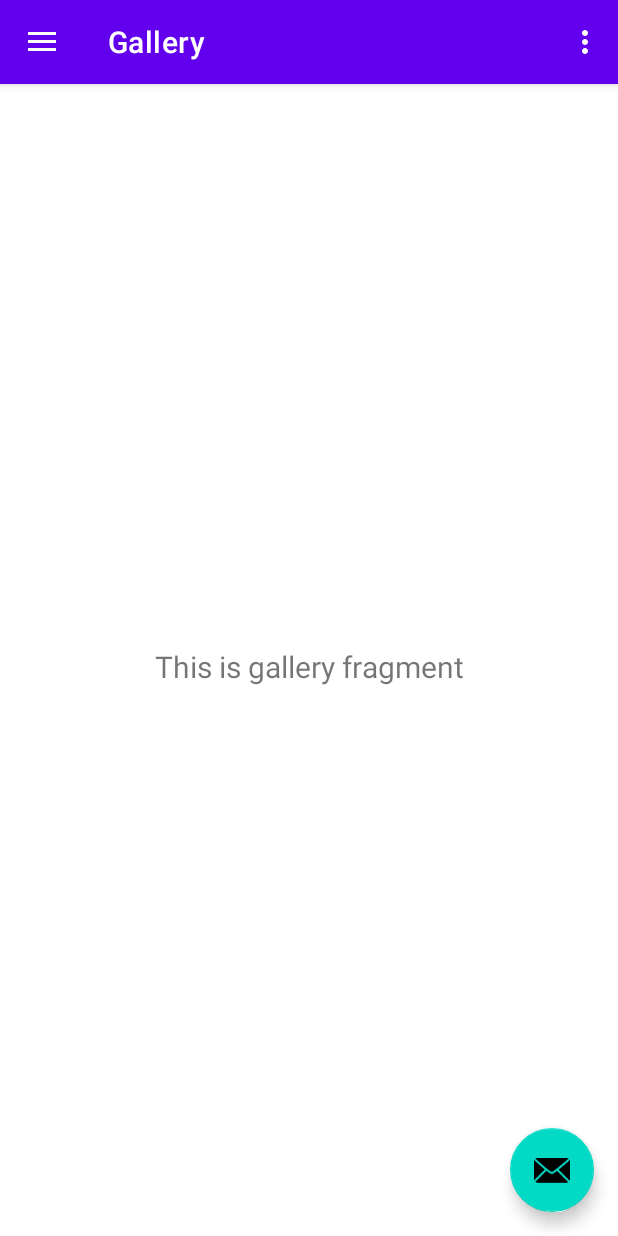
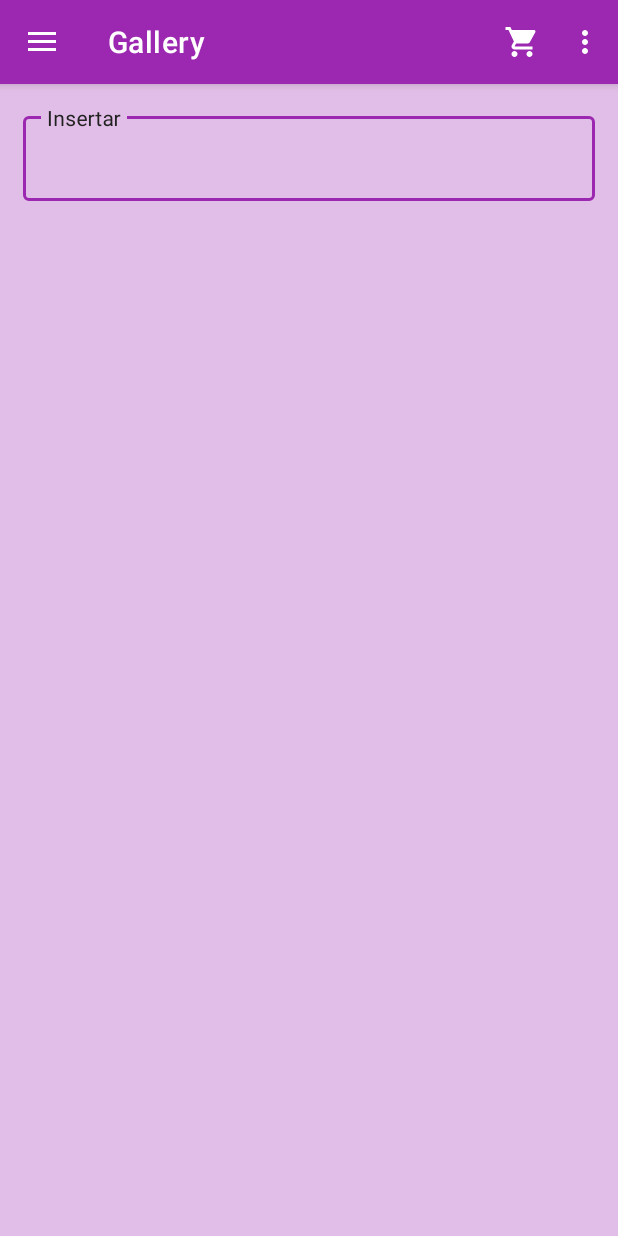
Before and after one commit to xinantecatl365/Proyecto_Final_Apps_Moviles, an Android app: the screen it shows after launch (MainActivity), in the side drawer, after a tap on "Gallery", on a phone screen of 412 x 824 dp. Run offline under Robolectric (Android 15) with nearby library versions, the phone set to English and light mode, and no system bars; our stand-ins replace navigation-ui.

Commit message:
Add basic structure and colors

```diff
--- a/app/src/main/AndroidManifest.xml
+++ b/app/src/main/AndroidManifest.xml
@@ -9,6 +9,9 @@
         android:roundIcon="@mipmap/ic_launcher_round"
         android:supportsRtl="true"
         android:theme="@style/Theme.Proyecto_Final">
+        <activity
+            android:name=".ProbandoCosas"
+            android:exported="false" />
         <activity
             android:name=".MainActivity"
             android:exported="true"
--- a/app/src/main/java/com/abraham/proyecto_final/MainActivity.java
+++ b/app/src/main/java/com/abraham/proyecto_final/MainActivity.java
@@ -1,12 +1,16 @@
 package com.abraham.proyecto_final;
 
+import android.content.Intent;
 import android.os.Bundle;
+import android.view.MenuItem;
 import android.view.View;
 import android.view.Menu;
+import android.widget.Toast;
 
 import com.google.android.material.snackbar.Snackbar;
 import com.google.android.material.navigation.NavigationView;
 
+import androidx.annotation.NonNull;
 import androidx.navigation.NavController;
 import androidx.navigation.Navigation;
 import androidx.navigation.ui.AppBarConfiguration;
@@ -29,13 +33,7 @@ public class MainActivity extends AppCompatActivity {
         setContentView(binding.getRoot());
 
         setSupportActionBar(binding.appBarMain.toolbar);
-        binding.appBarMain.fab.setOnClickListener(new View.OnClickListener() {
-            @Override
-            public void onClick(View view) {
-                Snackbar.make(view, "Replace with your own action", Snackbar.LENGTH_LONG)
-                        .setAction("Action", null).show();
-            }
-        });
+
         DrawerLayout drawer = binding.drawerLayout;
         NavigationView navigationView = binding.navView;
         // Passing each menu ID as a set of Ids because each
@@ -52,6 +50,7 @@ public class MainActivity extends AppCompatActivity {
     @Override
     public boolean onCreateOptionsMenu(Menu menu) {
         // Inflate the menu; this adds items to the action bar if it is present.
+
         getMenuInflater().inflate(R.menu.main, menu);
         return true;
     }
@@ -62,4 +61,17 @@ public class MainActivity extends AppCompatActivity {
         return NavigationUI.navigateUp(navController, mAppBarConfiguration)
                 || super.onSupportNavigateUp();
     }
+
+    @Override
+    public boolean onOptionsItemSelected(@NonNull MenuItem item) {
+        switch (item.getItemId()) {
+            case R.id.action_carrito:
+                Intent intent = new Intent(this, ProbandoCosas.class);
+                startActivity(intent);;
+                break;
+            case R.id.action_settings:
+                Toast.makeText(this, "Probando cosas", Toast.LENGTH_SHORT).show();
+        }
+        return super.onOptionsItemSelected(item);
+    }
 }
--- /dev/null
+++ b/app/src/main/java/com/abraham/proyecto_final/ProbandoCosas.java
@@ -0,0 +1,14 @@
+package com.abraham.proyecto_final;
+
+import androidx.appcompat.app.AppCompatActivity;
+
+import android.os.Bundle;
+
+public class ProbandoCosas extends AppCompatActivity {
+
+    @Override
+    protected void onCreate(Bundle savedInstanceState) {
+        super.onCreate(savedInstanceState);
+        setContentView(R.layout.activity_probando_cosas);
+    }
+}
--- /dev/null
+++ b/app/src/main/java/com/abraham/proyecto_final/sqlite/Controller.java
@@ -0,0 +1,4 @@
+package com.abraham.proyecto_final.sqlite;
+
+public class Controller {
+}
--- /dev/null
+++ b/app/src/main/java/com/abraham/proyecto_final/sqlite/SQLite.java
@@ -0,0 +1,31 @@
+package com.abraham.proyecto_final.sqlite;
+
+import android.content.Context;
+import android.database.sqlite.SQLiteDatabase;
+import android.database.sqlite.SQLiteOpenHelper;
+
+import androidx.annotation.Nullable;
+
+public class SQLite extends SQLiteOpenHelper{
+
+    private static final String database = "pedidos.db";
+    private static final int VERSION = 1;
+    private final String tPedidos = "CREATE TABLE PEDIDOS(" +
+            "ID INT PRIMARY KEY AUTOINCREMENT NOT NULL," +
+            ")";
+
+
+    public SQLite(@Nullable Context context, @Nullable String name, @Nullable SQLiteDatabase.CursorFactory factory, int version) {
+        super(context, name, factory, version);
+    }
+
+    @Override
+    public void onCreate(SQLiteDatabase sqLiteDatabase) {
+
+    }
+
+    @Override
+    public void onUpgrade(SQLiteDatabase sqLiteDatabase, int i, int i1) {
+
+    }
+}
--- a/app/src/main/java/com/abraham/proyecto_final/ui/gallery/GalleryFragment.java
+++ b/app/src/main/java/com/abraham/proyecto_final/ui/gallery/GalleryFragment.java
@@ -24,8 +24,6 @@ public class GalleryFragment extends Fragment {
         binding = FragmentGalleryBinding.inflate(inflater, container, false);
         View root = binding.getRoot();
 
-        final TextView textView = binding.textGallery;
-        galleryViewModel.getText().observe(getViewLifecycleOwner(), textView::setText);
         return root;
     }
 
--- /dev/null
+++ b/app/src/main/res/drawable/ic_baseline_shopping_cart_24.xml
@@ -0,0 +1,10 @@
+<vector xmlns:android="http://schemas.android.com/apk/res/android"
+    android:width="24dp"
+    android:height="24dp"
+    android:viewportWidth="24"
+    android:viewportHeight="24"
+    android:tint="?attr/colorControlNormal">
+  <path
+      android:fillColor="@android:color/white"
+      android:pathData="M7,18c-1.1,0 -1.99,0.9 -1.99,2S5.9,22 7,22s2,-0.9 2,-2 -0.9,-2 -2,-2zM1,2v2h2l3.6,7.59 -1.35,2.45c-0.16,0.28 -0.25,0.61 -0.25,0.96 0,1.1 0.9,2 2,2h12v-2L7.42,15c-0.14,0 -0.25,-0.11 -0.25,-0.25l0.03,-0.12 0.9,-1.63h7.45c0.75,0 1.41,-0.41 1.75,-1.03l3.58,-6.49c0.08,-0.14 0.12,-0.31 0.12,-0.48 0,-0.55 -0.45,-1 -1,-1L5.21,4l-0.94,-2L1,2zM17,18c-1.1,0 -1.99,0.9 -1.99,2s0.89,2 1.99,2 2,-0.9 2,-2 -0.9,-2 -2,-2z"/>
+</vector>
--- /dev/null
+++ b/app/src/main/res/layout/activity_probando_cosas.xml
@@ -0,0 +1,9 @@
+<?xml version="1.0" encoding="utf-8"?>
+<androidx.constraintlayout.widget.ConstraintLayout xmlns:android="http://schemas.android.com/apk/res/android"
+    xmlns:app="http://schemas.android.com/apk/res-auto"
+    xmlns:tools="http://schemas.android.com/tools"
+    android:layout_width="match_parent"
+    android:layout_height="match_parent"
+    tools:context=".ProbandoCosas">
+
+</androidx.constraintlayout.widget.ConstraintLayout>
--- a/app/src/main/res/layout/app_bar_main.xml
+++ b/app/src/main/res/layout/app_bar_main.xml
@@ -22,13 +22,5 @@
 
     <include layout="@layout/content_main" />
 
-    <com.google.android.material.floatingactionbutton.FloatingActionButton
-        android:id="@+id/fab"
-        android:layout_width="wrap_content"
-        android:layout_height="wrap_content"
-        android:layout_gravity="bottom|end"
-        android:layout_marginEnd="@dimen/fab_margin"
-        android:layout_marginBottom="16dp"
-        app:srcCompat="@android:drawable/ic_dialog_email" />
 
 </androidx.coordinatorlayout.widget.CoordinatorLayout>
--- a/app/src/main/res/layout/fragment_gallery.xml
+++ b/app/src/main/res/layout/fragment_gallery.xml
@@ -1,22 +1,22 @@
 <?xml version="1.0" encoding="utf-8"?>
-<androidx.constraintlayout.widget.ConstraintLayout xmlns:android="http://schemas.android.com/apk/res/android"
+<LinearLayout xmlns:android="http://schemas.android.com/apk/res/android"
     xmlns:app="http://schemas.android.com/apk/res-auto"
     xmlns:tools="http://schemas.android.com/tools"
     android:layout_width="match_parent"
     android:layout_height="match_parent"
-    tools:context=".ui.gallery.GalleryFragment">
+    tools:context=".ui.gallery.GalleryFragment"
+    android:orientation="vertical"
+    android:background="@color/primary_light">
 
-    <TextView
-        android:id="@+id/text_gallery"
+    <com.google.android.material.textfield.TextInputLayout
         android:layout_width="match_parent"
         android:layout_height="wrap_content"
-        android:layout_marginStart="8dp"
-        android:layout_marginTop="8dp"
-        android:layout_marginEnd="8dp"
-        android:textAlignment="center"
-        android:textSize="20sp"
-        app:layout_constraintBottom_toBottomOf="parent"
-        app:layout_constraintEnd_toEndOf="parent"
-        app:layout_constraintStart_toStartOf="parent"
-        app:layout_constraintTop_toTopOf="parent" />
-</androidx.constraintlayout.widget.ConstraintLayout>
+        style="@style/Widget.ProyectoFinal.TextInputLayout"
+        android:layout_margin="15dp">
+        <com.google.android.material.textfield.TextInputEditText
+            android:layout_width="match_parent"
+            android:layout_height="match_parent"
+            android:hint="Insertar"/>
+    </com.google.android.material.textfield.TextInputLayout>
+
+</LinearLayout>
--- a/app/src/main/res/menu/main.xml
+++ b/app/src/main/res/menu/main.xml
@@ -1,6 +1,14 @@
 <?xml version="1.0" encoding="utf-8"?>
 <menu xmlns:android="http://schemas.android.com/apk/res/android"
     xmlns:app="http://schemas.android.com/apk/res-auto">
+
+    <item
+        android:id="@+id/action_carrito"
+        android:orderInCategory="100"
+        android:icon="@drawable/ic_baseline_shopping_cart_24"
+        android:title="Carrito"
+        app:showAsAction="ifRoom" />
+
     <item
         android:id="@+id/action_settings"
         android:orderInCategory="100"
--- a/app/src/main/res/values/colors.xml
+++ b/app/src/main/res/values/colors.xml
@@ -7,4 +7,11 @@
     <color name="teal_700">#FF018786</color>
     <color name="black">#FF000000</color>
     <color name="white">#FFFFFFFF</color>
+
+    <color name="primary">#EF94FE</color>
+    <color name="primary_light">#E1BEE7</color>
+    <color name="primary_dark">#9C27B0</color>
+    <color name="accent">#C60101</color>
+    <color name="primary_text">#212121</color>
+    <color name="divider">#F80000</color>
 </resources>
--- a/app/src/main/res/values/themes.xml
+++ b/app/src/main/res/values/themes.xml
@@ -2,15 +2,11 @@
     <!-- Base application theme. -->
     <style name="Theme.Proyecto_Final" parent="Theme.MaterialComponents.DayNight.DarkActionBar">
         <!-- Primary brand color. -->
-        <item name="colorPrimary">@color/purple_500</item>
-        <item name="colorPrimaryVariant">@color/purple_700</item>
-        <item name="colorOnPrimary">@color/white</item>
-        <!-- Secondary brand color. -->
-        <item name="colorSecondary">@color/teal_200</item>
-        <item name="colorSecondaryVariant">@color/teal_700</item>
-        <item name="colorOnSecondary">@color/black</item>
-        <!-- Status bar color. -->
-        <item name="android:statusBarColor" tools:targetApi="l">?attr/colorPrimaryVariant</item>
+        <item name="colorPrimary">@color/primary_dark</item>
+        <item name="colorPrimaryDark">@color/primary_dark</item>
+        <item name="colorAccent">@color/accent</item>
+        <item name="android:windowLightStatusBar" tools:targetApi="m">true</item>
+        <item name="android:textColorPrimary">@color/primary_text</item>
         <!-- Customize your theme here. -->
     </style>
 
@@ -22,4 +18,17 @@
     <style name="Theme.Proyecto_Final.AppBarOverlay" parent="ThemeOverlay.AppCompat.Dark.ActionBar" />
 
     <style name="Theme.Proyecto_Final.PopupOverlay" parent="ThemeOverlay.AppCompat.Light" />
+
+    <style name="Widget.ProyectoFinal.TextInputLayout" parent="Widget.MaterialComponents.TextInputLayout.OutlinedBox">
+        <item name="hintTextAppearance">@style/TextAppearance.Proyecto_Final.TextInputLayout.HintText</item>
+        <item name="hintTextColor">@color/primary_text</item>
+        <item name="android:paddingBottom">8dp</item>
+        <item name="boxStrokeColor">@color/primary_dark</item>
+    </style>
+
+    <style name="TextAppearance.Proyecto_Final.TextInputLayout.HintText" parent="TextAppearance.MaterialComponents.Subtitle2">
+        <item name="android:textColor">?android:attr/textColorPrimary</item>
+    </style>
+
+
 </resources>
```
